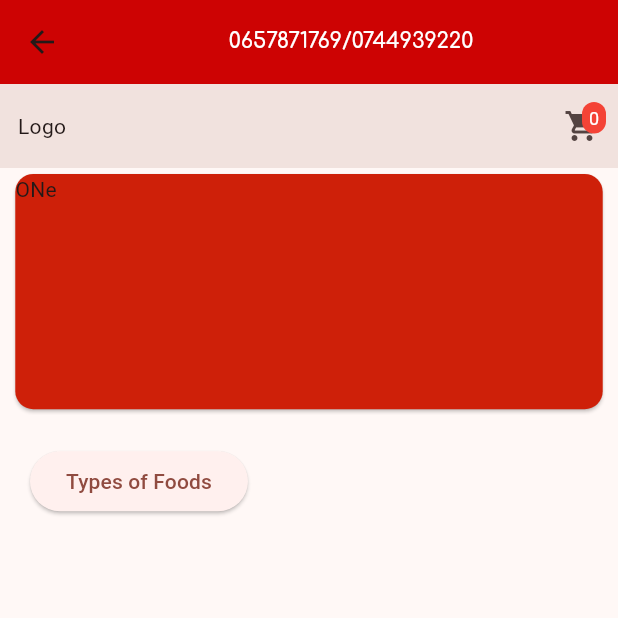
After one commit to sharifu57/mgahawa_app, a Flutter app: the IndexPage screen opened directly, on a phone screen of 412 x 824 dp, the top half of it. The commit adds this screen. Run offline on Flutter 3.47's test engine with Material 2 defaults, Android fonts, the light colour scheme and no system bars; drawn by our look-alikes of carousel_slider; our stand-ins replace dio, geocoding, geolocator, google_fonts, introduction_screen, shared_preferences; accounts and stored records are empty; network calls fail.

Commit message:
new ui change

```diff
--- a/lib/includes/colors.dart
+++ b/lib/includes/colors.dart
@@ -1,7 +1,7 @@
 import 'package:flutter/material.dart';
 
 class AppColors {
-  static const Color primaryColor = Color(0xff11624F);
-  static const Color secondaryColor = Color(0xff44CA7D);
+  static const Color primaryColor = Color(0xffcd0303);
+  static const Color secondaryColor = Color.fromARGB(255, 206, 32, 9);
   static const Color backgroundColor = Color.fromARGB(255, 1, 1, 48);
 }
--- a/lib/includes/dimensions.dart
+++ b/lib/includes/dimensions.dart
@@ -1,8 +1,16 @@
 import 'package:flutter/material.dart';
+import 'package:google_fonts/google_fonts.dart';
+
+TextStyle myTextStyle = GoogleFonts.comfortaa(
+  // Replace 'someFont' with the desired font from Google Fonts
+  fontSize: 14.0,
+  fontWeight: FontWeight.w600,
+  fontStyle: FontStyle.normal,
+  color: Colors.white,
+);
 
 class AppDimensions {
   static const double fullWidth = double.infinity;
   static const double fullHeight = double.infinity;
-
   var HeaderfontSize = 12;
 }
--- a/lib/models/foodModel.dart
+++ b/lib/models/foodModel.dart
@@ -6,6 +6,7 @@ class FoodItem {
   String? description;
   String? price;
   String? image;
+  int? quantity;
   Category? category;
 
   FoodItem(
@@ -14,6 +15,7 @@ class FoodItem {
       required this.description,
       required this.price,
       required this.image,
+      required this.quantity,
       this.category});
 
   factory FoodItem.fromJson(Map<String, dynamic> json) {
@@ -23,6 +25,7 @@ class FoodItem {
         description: json['description'],
         price: json['price'],
         image: json['image'],
+        quantity: json['quantity'],
         category: json['category'] != null ? null : null);
   }
 
@@ -33,12 +36,13 @@ class FoodItem {
     data['description'] = description;
     data['price'] = price;
     data['image'] = image;
+    data['quantity'] = quantity;
     data['category'] = category?.toJson();
     return data;
   }
 
   @override
   String toString() {
-    return 'FoodItem(id: $id, name: $name, description: $description, price: $price, image: $image, category: $category)';
+    return 'FoodItem(id: $id, name: $name, description: $description, price: $price, image: $image,quantity: $quantity, category: $category)';
   }
 }
--- /dev/null
+++ b/lib/screen/navigation/index.dart
@@ -0,0 +1,105 @@
+import 'package:carousel_slider/carousel_slider.dart';
+import 'package:flutter/material.dart';
+import 'package:mgahawa_app/includes/colors.dart';
+import 'package:mgahawa_app/includes/dimensions.dart';
+
+class IndexPage extends StatefulWidget {
+  const IndexPage({super.key});
+
+  @override
+  State<IndexPage> createState() => _IndexPageState();
+}
+
+class _IndexPageState extends State<IndexPage> {
+  @override
+  Widget build(BuildContext context) {
+    double fullHeight = MediaQuery.of(context).size.height;
+    double fullWidth = MediaQuery.of(context).size.width;
+    int cartItemCount = 0;
+    return Scaffold(
+      appBar: AppBar(
+          backgroundColor: AppColors.primaryColor,
+          title:
+              Center(child: Text("0657871769/0744939220", style: myTextStyle))),
+      body: Container(
+        height: fullHeight,
+        child: Column(
+          children: [
+            Container(
+              child: AppBar(
+                elevation: 10,
+                leading: Center(
+                  child: Container(
+                    child: Text('Logo'),
+                  ),
+                ),
+                actions: [
+                  Stack(
+                    children: [
+                      IconButton(
+                        icon: Icon(Icons.shopping_cart),
+                        onPressed: () {
+                          // Add your onPressed functionality here
+                        },
+                      ),
+                      Positioned(
+                        top: 8,
+                        right: 8,
+                        child: Container(
+                          padding: EdgeInsets.all(2),
+                          decoration: BoxDecoration(
+                            color: Colors.red,
+                            borderRadius: BorderRadius.circular(10),
+                          ),
+                          constraints: BoxConstraints(
+                            minWidth: 16,
+                            minHeight: 16,
+                          ),
+                          child: Text(
+                            '$cartItemCount',
+                            style: TextStyle(
+                              color: Colors.white,
+                              fontSize: 12,
+                            ),
+                            textAlign: TextAlign.center,
+                          ),
+                        ),
+                      ),
+                    ],
+                  ),
+                ],
+              ),
+            ),
+            Container(
+              height: fullHeight / 5,
+              width: fullWidth,
+              child: CarouselSlider.builder(
+                  itemCount: 5,
+                  options: CarouselOptions(
+                    autoPlay: true,
+                    enlargeCenterPage: true,
+                    viewportFraction: 0.97,
+                    aspectRatio: 2.0,
+                    initialPage: 2,
+                  ),
+                  itemBuilder: (BuildContext context, int itemIndex,
+                          int pageViewIndex) =>
+                      Container(
+                        width: fullWidth,
+                        child: Card(
+                          color: AppColors.secondaryColor,
+                          child: Text("ONe"),
+                        ),
+                      )),
+            ),
+            Container(
+                padding: EdgeInsets.only(top: 20, left: 20),
+                alignment: Alignment.centerLeft,
+                child: ElevatedButton(
+                    onPressed: () {}, child: Text("Types of Foods")))
+          ],
+        ),
+      ),
+    );
+  }
+}
--- a/lib/screen/navigation/screen.dart
+++ b/lib/screen/navigation/screen.dart
@@ -2,6 +2,7 @@ import 'package:flutter/material.dart';
 import 'package:mgahawa_app/includes/colors.dart';
 import 'package:mgahawa_app/screen/navigation/cart.dart';
 import 'package:mgahawa_app/screen/navigation/home.dart';
+import 'package:mgahawa_app/screen/navigation/index.dart';
 import 'package:mgahawa_app/screen/navigation/profile.dart';
 import 'package:mgahawa_app/screen/navigation/search.dart';
 
@@ -29,7 +30,7 @@ class _ScreenState extends State<Screen> {
   Widget build(BuildContext context) {
     final tabs = [
       Center(
-        child: HomePage(),
+        child: IndexPage(),
       ),
       Center(child: Search()),
       Center(
--- a/pubspec.yaml
+++ b/pubspec.yaml
@@ -41,6 +41,9 @@ dependencies:
   geolocator: ^9.0.2
   geocoding: ^2.1.0
   provider: ^6.0.5
+  google_fonts: ^5.1.0
+  marquee: ^2.2.3
+  carousel_slider: ^4.2.1
 
 dev_dependencies:
   flutter_test:
```
Also changed, not shown: lib/models/orderModel.dart (added, +22 -0 lines), lib/models/userModel.dart (added, +41 -0 lines), lib/screen/navigation/home.dart (+35 -9 lines), pubspec.lock, 1 other file.
